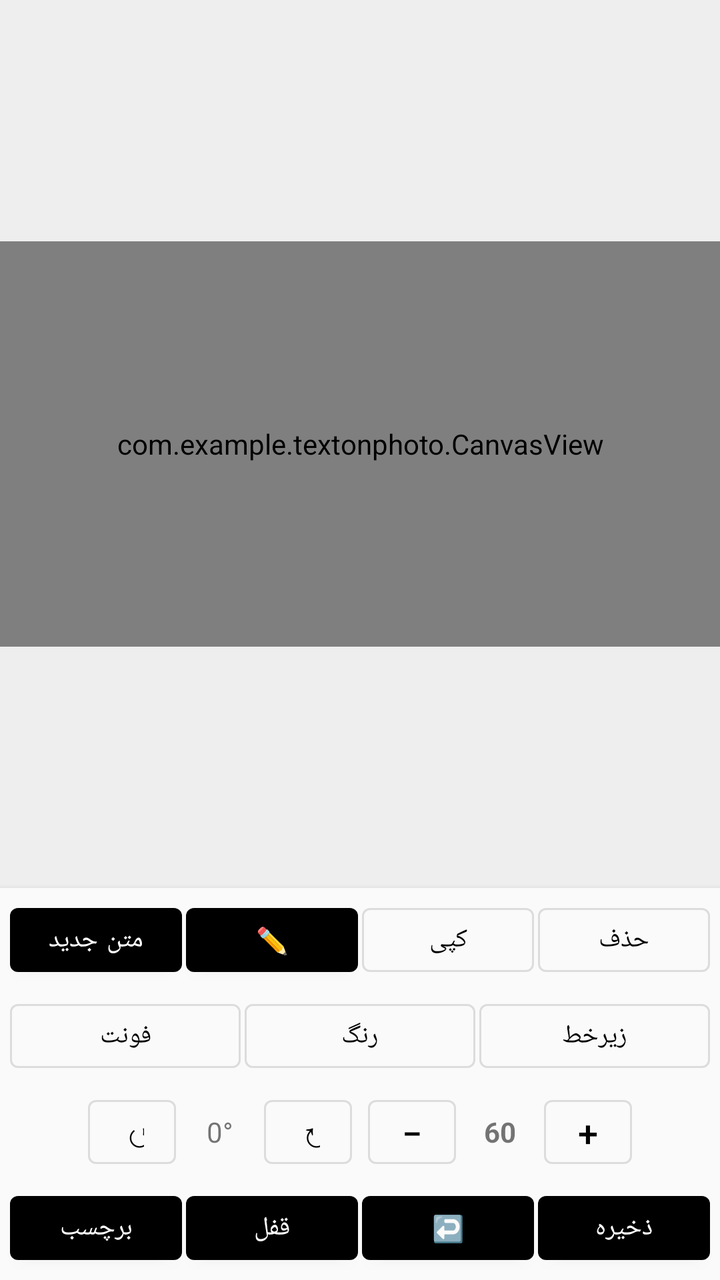
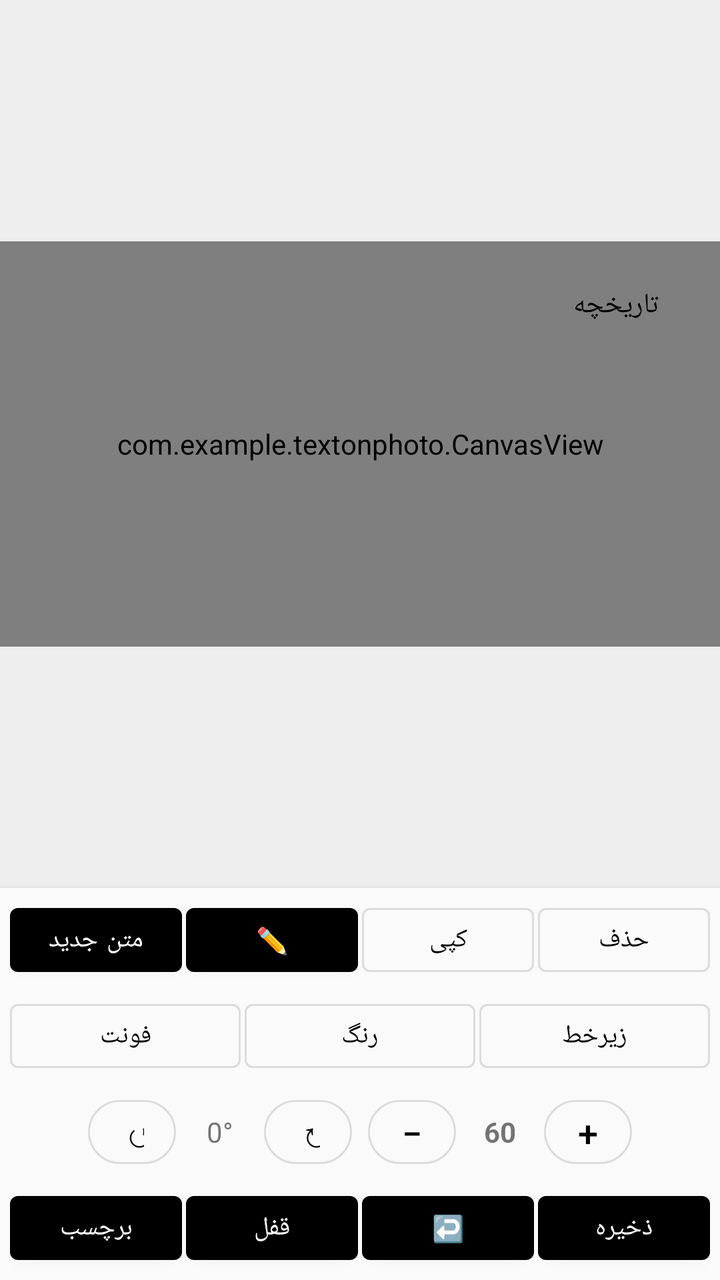

Two renders of the same Android screen: before a commit and after it. Below are the layout's source before the change and the commit's diff.
<!-- AndroidManifest.xml: application theme Theme.TextOnPhoto -->
<!-- res/layout/activity_main.xml -->
<?xml version="1.0" encoding="utf-8"?>
<androidx.constraintlayout.widget.ConstraintLayout xmlns:android="http://schemas.android.com/apk/res/android"
    xmlns:app="http://schemas.android.com/apk/res-auto"
    android:layout_width="match_parent"
    android:layout_height="match_parent"
    android:background="#EEEEEE">

    
    <com.example.textonphoto.CanvasView
        android:id="@+id/canvasView"
        android:layout_width="0dp"
        android:layout_height="0dp"
        android:background="@android:color/white"
        app:layout_constraintTop_toTopOf="parent"
        app:layout_constraintBottom_toTopOf="@+id/buttonPanel"
        app:layout_constraintStart_toStartOf="parent"
        app:layout_constraintEnd_toEndOf="parent"
        app:layout_constraintVertical_bias="0.5"
        app:layout_constraintDimensionRatio="16:9" />

    
    <LinearLayout
        android:id="@+id/buttonPanel"
        android:layout_width="match_parent"
        android:layout_height="wrap_content"
        android:orientation="vertical"
        android:gravity="center_horizontal"
        android:padding="4dp"
        android:background="#FAFAFA"
        android:elevation="4dp"
        app:layout_constraintBottom_toBottomOf="parent"
        app:layout_constraintStart_toStartOf="parent"
        app:layout_constraintEnd_toEndOf="parent">

        
        <LinearLayout
            android:layout_width="match_parent"
            android:layout_height="wrap_content"
            android:gravity="center"
            android:paddingBottom="2dp">

            <com.google.android.material.button.MaterialButton
                android:id="@+id/btnAddText"
                style="@style/Widget.MaterialComponents.Button"
                android:layout_width="0dp"
                android:layout_height="44dp"
                android:layout_weight="1"
                android:text="متن جدید"
                android:textSize="13sp"
                android:layout_marginHorizontal="1dp" />

            <com.google.android.material.button.MaterialButton
                android:id="@+id/btnEdit"
                style="@style/Widget.MaterialComponents.Button"
                android:layout_width="0dp"
                android:layout_height="44dp"
                android:layout_weight="1"
                android:text="✏️"
                android:textSize="13sp"
                android:layout_marginHorizontal="1dp" />

            <com.google.android.material.button.MaterialButton
                android:id="@+id/btnCopy"
                style="@style/Widget.MaterialComponents.Button.OutlinedButton"
                android:layout_width="0dp"
                android:layout_height="44dp"
                android:layout_weight="1"
                android:text="کپی"
                android:textSize="13sp"
                android:layout_marginHorizontal="1dp" />

            <com.google.android.material.button.MaterialButton
                android:id="@+id/btnDelete"
                style="@style/Widget.MaterialComponents.Button.OutlinedButton"
                android:layout_width="0dp"
                android:layout_height="44dp"
                android:layout_weight="1"
                android:text="حذف"
                android:textSize="13sp"
                android:layout_marginHorizontal="1dp" />
        </LinearLayout>

        
        <LinearLayout
            android:layout_width="match_parent"
            android:layout_height="wrap_content"
            android:gravity="center"
            android:paddingVertical="2dp">

            <com.google.android.material.button.MaterialButton
                android:id="@+id/btnFont"
                style="@style/Widget.MaterialComponents.Button.OutlinedButton"
                android:layout_width="0dp"
                android:layout_height="44dp"
                android:layout_weight="1"
                android:text="فونت"
                android:textSize="13sp"
                android:layout_marginHorizontal="1dp" />

            <com.google.android.material.button.MaterialButton
                android:id="@+id/btnColor"
                style="@style/Widget.MaterialComponents.Button.OutlinedButton"
                android:layout_width="0dp"
                android:layout_height="44dp"
                android:layout_weight="1"
                android:text="رنگ"
                android:textSize="13sp"
                android:layout_marginHorizontal="1dp" />

            <com.google.android.material.button.MaterialButton
                android:id="@+id/btnStyle"
                style="@style/Widget.MaterialComponents.Button.OutlinedButton"
                android:layout_width="0dp"
                android:layout_height="44dp"
                android:layout_weight="1"
                android:text="زیرخط"
                android:textSize="13sp"
                android:layout_marginHorizontal="1dp" />
        </LinearLayout>

        
        <LinearLayout
            android:layout_width="match_parent"
            android:layout_height="wrap_content"
            android:gravity="center"
            android:paddingVertical="2dp">

            <com.google.android.material.button.MaterialButton
                android:id="@+id/btnRotateLeft"
                style="@style/Widget.MaterialComponents.Button.OutlinedButton"
                android:layout_width="44dp"
                android:layout_height="44dp"
                android:text="↺"
                android:textSize="18sp"
                android:layout_marginEnd="2dp" />

            <TextView
                android:id="@+id/tvRotation"
                android:layout_width="wrap_content"
                android:layout_height="44dp"
                android:gravity="center"
                android:minWidth="40dp"
                android:text="0°"
                android:textSize="14sp" />

            <com.google.android.material.button.MaterialButton
                android:id="@+id/btnRotateRight"
                style="@style/Widget.MaterialComponents.Button.OutlinedButton"
                android:layout_width="44dp"
                android:layout_height="44dp"
                android:text="↻"
                android:textSize="18sp"
                android:layout_marginStart="2dp" />

            <View
                android:layout_width="8dp"
                android:layout_height="0dp" />

            <com.google.android.material.button.MaterialButton
                android:id="@+id/btnZoomOut"
                style="@style/Widget.MaterialComponents.Button.OutlinedButton"
                android:layout_width="44dp"
                android:layout_height="44dp"
                android:text="−"
                android:textSize="18sp"
                android:layout_marginEnd="2dp" />

            <TextView
                android:id="@+id/tvSize"
                android:layout_width="wrap_content"
                android:layout_height="44dp"
                android:gravity="center"
                android:minWidth="40dp"
                android:text="60"
                android:textSize="14sp"
                android:textStyle="bold" />

            <com.google.android.material.button.MaterialButton
                android:id="@+id/btnZoomIn"
                style="@style/Widget.MaterialComponents.Button.OutlinedButton"
                android:layout_width="44dp"
                android:layout_height="44dp"
                android:text="+"
                android:textSize="18sp"
                android:layout_marginStart="2dp" />
        </LinearLayout>

        
        <LinearLayout
            android:layout_width="match_parent"
            android:layout_height="wrap_content"
            android:gravity="center"
            android:paddingTop="2dp">

            <com.google.android.material.button.MaterialButton
                android:id="@+id/btnSticker"
                style="@style/Widget.MaterialComponents.Button"
                android:layout_width="0dp"
                android:layout_height="44dp"
                android:layout_weight="1"
                android:text="برچسب"
                android:textSize="13sp"
                android:layout_marginHorizontal="1dp" />

            <com.google.android.material.button.MaterialButton
                android:id="@+id/btnLock"
                style="@style/Widget.MaterialComponents.Button"
                android:layout_width="0dp"
                android:layout_height="44dp"
                android:layout_weight="1"
                android:text="قفل"
                android:textSize="13sp"
                android:layout_marginHorizontal="1dp" />

            <com.google.android.material.button.MaterialButton
                android:id="@+id/btnUndo"
                style="@style/Widget.MaterialComponents.Button"
                android:layout_width="0dp"
                android:layout_height="44dp"
                android:layout_weight="1"
                android:text="↩️"
                android:textSize="13sp"
                android:layout_marginHorizontal="1dp" />

            <com.google.android.material.button.MaterialButton
                android:id="@+id/btnSave"
                style="@style/Widget.MaterialComponents.Button"
                android:layout_width="0dp"
                android:layout_height="44dp"
                android:layout_weight="1"
                android:text="ذخیره"
                android:textSize="13sp"
                android:layout_marginHorizontal="1dp" />
        </LinearLayout>
    </LinearLayout>

</androidx.constraintlayout.widget.ConstraintLayout>
<!-- resources referenced by this layout -->
<resources>
  <style name="Theme.TextOnPhoto" parent="Theme.MaterialComponents.DayNight.DarkActionBar">
          <item name="colorPrimary">#000000</item>
          <item name="colorPrimaryVariant">#000000</item>
          <item name="colorOnPrimary">@android:color/white</item>
      </style>
</resources>

<!-- the commit's change to res/layout/activity_main.xml (unified diff, before → after) -->
@@ -6,17 +6,34 @@
     android:background="#EEEEEE">
 
     
-    <com.example.textonphoto.CanvasView
-        android:id="@+id/canvasView"
+    <FrameLayout
+        android:id="@+id/canvasContainer"
         android:layout_width="0dp"
         android:layout_height="0dp"
-        android:background="@android:color/white"
         app:layout_constraintTop_toTopOf="parent"
         app:layout_constraintBottom_toTopOf="@+id/buttonPanel"
         app:layout_constraintStart_toStartOf="parent"
         app:layout_constraintEnd_toEndOf="parent"
         app:layout_constraintVertical_bias="0.5"
-        app:layout_constraintDimensionRatio="16:9" />
+        app:layout_constraintDimensionRatio="16:9">
+
+        <com.example.textonphoto.CanvasView
+            android:id="@+id/canvasView"
+            android:layout_width="match_parent"
+            android:layout_height="match_parent"
+            android:background="@android:color/white" />
+
+        <com.google.android.material.button.MaterialButton
+            android:id="@+id/btnHistory"
+            style="@style/Widget.MaterialComponents.Button.TextButton"
+            android:layout_width="wrap_content"
+            android:layout_height="wrap_content"
+            android:text="تاریخچه"
+            android:textSize="14sp"
+            android:layout_gravity="top|end"
+            android:layout_margin="8dp"
+            app:cornerRadius="16dp" />
+    </FrameLayout>
 
     
     <LinearLayout
@@ -42,42 +59,26 @@
             <com.google.android.material.button.MaterialButton
                 android:id="@+id/btnAddText"
                 style="@style/Widget.MaterialComponents.Button"
-                android:layout_width="0dp"
-                android:layout_height="44dp"
-                android:layout_weight="1"
-                android:text="متن جدید"
-                android:textSize="13sp"
-                android:layout_marginHorizontal="1dp" />
+                android:layout_width="0dp" android:layout_height="44dp" android:layout_weight="1"
+                android:text="متن جدید" android:textSize="13sp" android:layout_marginHorizontal="1dp" />
 
             <com.google.android.material.button.MaterialButton
                 android:id="@+id/btnEdit"
                 style="@style/Widget.MaterialComponents.Button"
-                android:layout_width="0dp"
-                android:layout_height="44dp"
-                android:layout_weight="1"
-                android:text="✏️"
-                android:textSize="13sp"
-                android:layout_marginHorizontal="1dp" />
+                android:layout_width="0dp" android:layout_height="44dp" android:layout_weight="1"
+                android:text="✏️" android:textSize="13sp" android:layout_marginHorizontal="1dp" />
 
             <com.google.android.material.button.MaterialButton
                 android:id="@+id/btnCopy"
                 style="@style/Widget.MaterialComponents.Button.OutlinedButton"
-                android:layout_width="0dp"
-                android:layout_height="44dp"
-                android:layout_weight="1"
-                android:text="کپی"
-                android:textSize="13sp"
-                android:layout_marginHorizontal="1dp" />
+                android:layout_width="0dp" android:layout_height="44dp" android:layout_weight="1"
+                android:text="کپی" android:textSize="13sp" android:layout_marginHorizontal="1dp" />
 
             <com.google.android.material.button.MaterialButton
                 android:id="@+id/btnDelete"
                 style="@style/Widget.MaterialComponents.Button.OutlinedButton"
-                android:layout_width="0dp"
-                android:layout_height="44dp"
-                android:layout_weight="1"
-                android:text="حذف"
-                android:textSize="13sp"
-                android:layout_marginHorizontal="1dp" />
+                android:layout_width="0dp" android:layout_height="44dp" android:layout_weight="1"
+                android:text="حذف" android:textSize="13sp" android:layout_marginHorizontal="1dp" />
         </LinearLayout>
 
         
@@ -90,32 +91,20 @@
             <com.google.android.material.button.MaterialButton
                 android:id="@+id/btnFont"
                 style="@style/Widget.MaterialComponents.Button.OutlinedButton"
-                android:layout_width="0dp"
-                android:layout_height="44dp"
-                android:layout_weight="1"
-                android:text="فونت"
-                android:textSize="13sp"
-                android:layout_marginHorizontal="1dp" />
+                android:layout_width="0dp" android:layout_height="44dp" android:layout_weight="1"
+                android:text="فونت" android:textSize="13sp" android:layout_marginHorizontal="1dp" />
 
             <com.google.android.material.button.MaterialButton
                 android:id="@+id/btnColor"
                 style="@style/Widget.MaterialComponents.Button.OutlinedButton"
-                android:layout_width="0dp"
-                android:layout_height="44dp"
-                android:layout_weight="1"
-                android:text="رنگ"
-                android:textSize="13sp"
-                android:layout_marginHorizontal="1dp" />
+                android:layout_width="0dp" android:layout_height="44dp" android:layout_weight="1"
+                android:text="رنگ" android:textSize="13sp" android:layout_marginHorizontal="1dp" />
 
             <com.google.android.material.button.MaterialButton
                 android:id="@+id/btnStyle"
                 style="@style/Widget.MaterialComponents.Button.OutlinedButton"
-                android:layout_width="0dp"
-                android:layout_height="44dp"
-                android:layout_weight="1"
-                android:text="زیرخط"
-                android:textSize="13sp"
-                android:layout_marginHorizontal="1dp" />
+                android:layout_width="0dp" android:layout_height="44dp" android:layout_weight="1"
+                android:text="زیرخط" android:textSize="13sp" android:layout_marginHorizontal="1dp" />
         </LinearLayout>
 
         
@@ -128,61 +117,48 @@
             <com.google.android.material.button.MaterialButton
                 android:id="@+id/btnRotateLeft"
                 style="@style/Widget.MaterialComponents.Button.OutlinedButton"
-                android:layout_width="44dp"
-                android:layout_height="44dp"
-                android:text="↺"
-                android:textSize="18sp"
-                android:layout_marginEnd="2dp" />
+                android:layout_width="44dp" android:layout_height="44dp"
+                android:text="↺" android:textSize="18sp"
+                android:layout_marginEnd="2dp"
+                app:cornerRadius="22dp" />
 
             <TextView
                 android:id="@+id/tvRotation"
-                android:layout_width="wrap_content"
-                android:layout_height="44dp"
-                android:gravity="center"
-                android:minWidth="40dp"
-                android:text="0°"
-                android:textSize="14sp" />
+                android:layout_width="wrap_content" android:layout_height="44dp"
+                android:gravity="center" android:minWidth="40dp"
+                android:text="0°" android:textSize="14sp" />
 
             <com.google.android.material.button.MaterialButton
                 android:id="@+id/btnRotateRight"
                 style="@style/Widget.MaterialComponents.Button.OutlinedButton"
-                android:layout_width="44dp"
-                android:layout_height="44dp"
-                android:text="↻"
-                android:textSize="18sp"
-                android:layout_marginStart="2dp" />
+                android:layout_width="44dp" android:layout_height="44dp"
+                android:text="↻" android:textSize="18sp"
+                android:layout_marginStart="2dp"
+                app:cornerRadius="22dp" />
 
-            <View
-                android:layout_width="8dp"
-                android:layout_height="0dp" />
+            <View android:layout_width="8dp" android:layout_height="0dp" />
 
             <com.google.android.material.button.MaterialButton
                 android:id="@+id/btnZoomOut"
                 style="@style/Widget.MaterialComponents.Button.OutlinedButton"
-                android:layout_width="44dp"
-                android:layout_height="44dp"
-                android:text="−"
-                android:textSize="18sp"
-                android:layout_marginEnd="2dp" />
+                android:layout_width="44dp" android:layout_height="44dp"
+                android:text="−" android:textSize="18sp"
+                android:layout_marginEnd="2dp"
+                app:cornerRadius="22dp" />
 
             <TextView
                 android:id="@+id/tvSize"
-                android:layout_width="wrap_content"
-                android:layout_height="44dp"
-                android:gravity="center"
-                android:minWidth="40dp"
-                android:text="60"
-                android:textSize="14sp"
-                android:textStyle="bold" />
+                android:layout_width="wrap_content" android:layout_height="44dp"
+                android:gravity="center" android:minWidth="40dp"
+                android:text="60" android:textSize="14sp" android:textStyle="bold" />
 
             <com.google.android.material.button.MaterialButton
                 android:id="@+id/btnZoomIn"
                 style="@style/Widget.MaterialComponents.Button.OutlinedButton"
-                android:layout_width="44dp"
-                android:layout_height="44dp"
-                android:text="+"
-                android:textSize="18sp"
-                android:layout_marginStart="2dp" />
+                android:layout_width="44dp" android:layout_height="44dp"
+                android:text="+" android:textSize="18sp"
+                android:layout_marginStart="2dp"
+                app:cornerRadius="22dp" />
         </LinearLayout>
 
         
@@ -195,42 +171,26 @@
             <com.google.android.material.button.MaterialButton
                 android:id="@+id/btnSticker"
                 style="@style/Widget.MaterialComponents.Button"
-                android:layout_width="0dp"
-                android:layout_height="44dp"
-                android:layout_weight="1"
-                android:text="برچسب"
-                android:textSize="13sp"
-                android:layout_marginHorizontal="1dp" />
+                android:layout_width="0dp" android:layout_height="44dp" android:layout_weight="1"
+                android:text="برچسب" android:textSize="13sp" android:layout_marginHorizontal="1dp" />
 
             <com.google.android.material.button.MaterialButton
                 android:id="@+id/btnLock"
                 style="@style/Widget.MaterialComponents.Button"
-                android:layout_width="0dp"
-                android:layout_height="44dp"
-                android:layout_weight="1"
-                android:text="قفل"
-                android:textSize="13sp"
-                android:layout_marginHorizontal="1dp" />
+                android:layout_width="0dp" android:layout_height="44dp" android:layout_weight="1"
+                android:text="قفل" android:textSize="13sp" android:layout_marginHorizontal="1dp" />
 
             <com.google.android.material.button.MaterialButton
                 android:id="@+id/btnUndo"
                 style="@style/Widget.MaterialComponents.Button"
-                android:layout_width="0dp"
-                android:layout_height="44dp"
-                android:layout_weight="1"
-                android:text="↩️"
-                android:textSize="13sp"
-                android:layout_marginHorizontal="1dp" />
+                android:layout_width="0dp" android:layout_height="44dp" android:layout_weight="1"
+                android:text="↩️" android:textSize="13sp" android:layout_marginHorizontal="1dp" />
 
             <com.google.android.material.button.MaterialButton
                 android:id="@+id/btnSave"
                 style="@style/Widget.MaterialComponents.Button"
-                android:layout_width="0dp"
-                android:layout_height="44dp"
-                android:layout_weight="1"
-                android:text="ذخیره"
-                android:textSize="13sp"
-                android:layout_marginHorizontal="1dp" />
+                android:layout_width="0dp" android:layout_height="44dp" android:layout_weight="1"
+                android:text="ذخیره" android:textSize="13sp" android:layout_marginHorizontal="1dp" />
         </LinearLayout>
     </LinearLayout>
 
